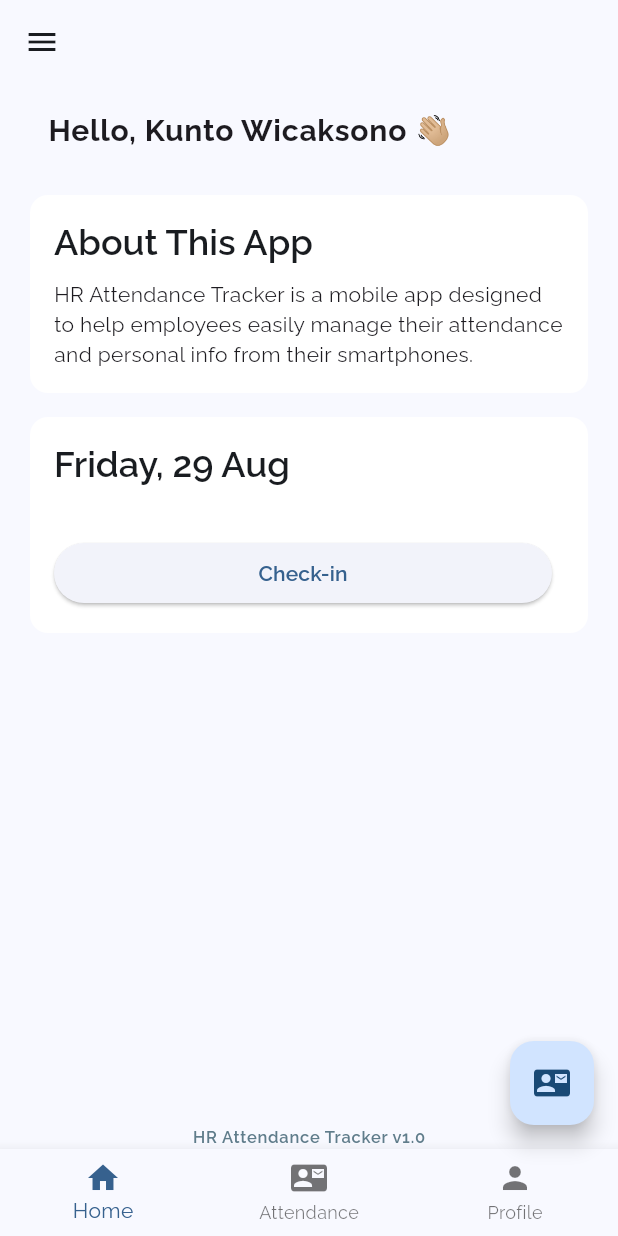
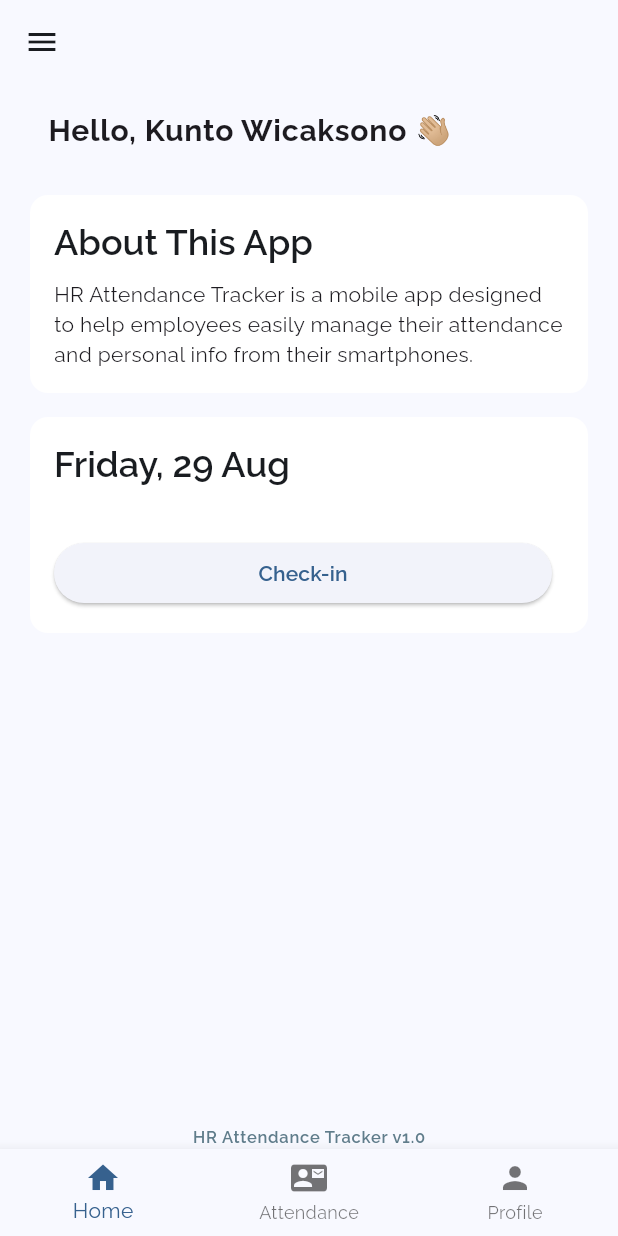
Before and after one commit to kuntowck/hr_attendance_tracker, a Flutter app: the screen it shows after launch, on a phone screen of 412 x 824 dp. Run offline on Flutter 3.47's test engine with Material 3 defaults, Android fonts, the phone set to English and light mode, and no system bars; our stand-ins replace google_fonts, image_picker, mask_text_input_formatter.

Commit message:
Mini Project 5: refactor delete FAB.

```diff
--- a/lib/main.dart
+++ b/lib/main.dart
@@ -76,18 +76,7 @@ class _MainScreenState extends State<MainScreen> {
   @override
   Widget build(BuildContext context) {
     return Scaffold(
-      // backgroundColor: Color(0xfff8fafc),
       body: SafeArea(child: _screens[_currentIndex]),
-      floatingActionButton: FloatingActionButton(
-        onPressed: () {
-          Navigator.push(
-            context,
-            MaterialPageRoute(builder: (context) => AttendanceHistoryScreen()),
-          );
-        },
-        tooltip: 'Attendance History',
-        child: Icon(Icons.contact_mail),
-      ),
       bottomNavigationBar: CustomBottomNavBar(
         currentIndex: _currentIndex,
         onTap: _changeTab,
```
